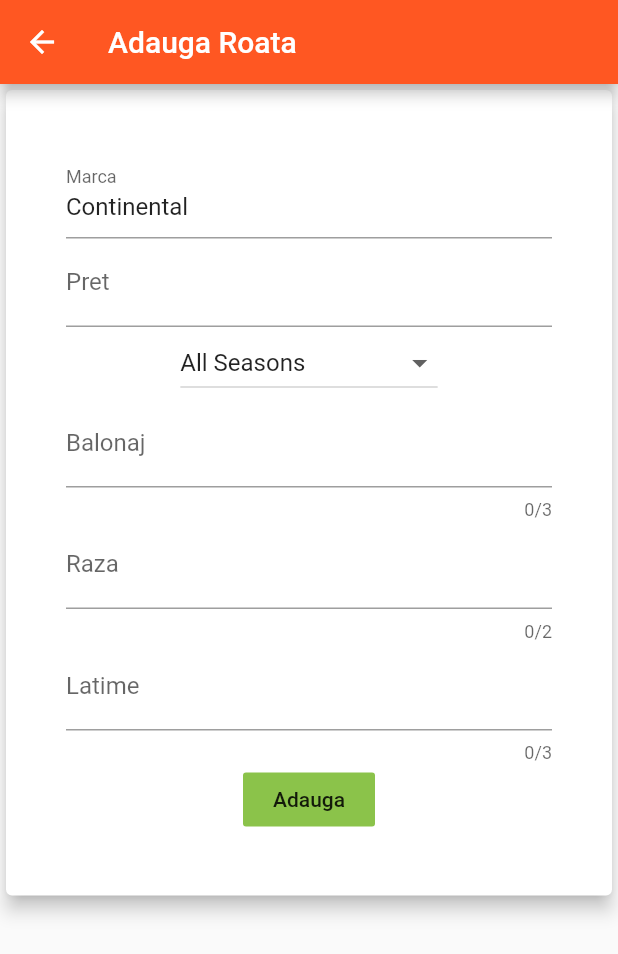
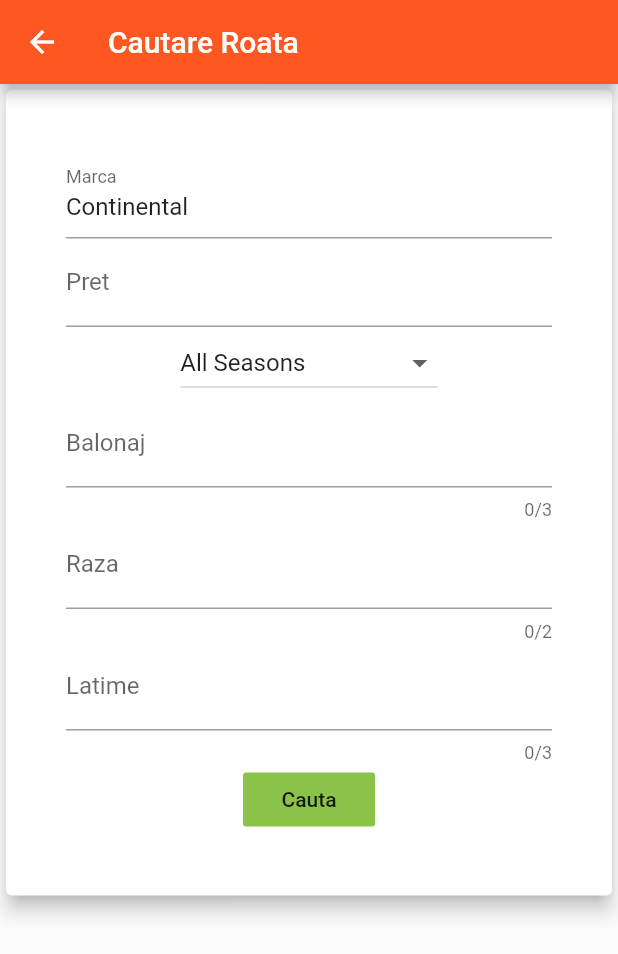
Before and after one commit to alexgligor/Flutter, a Flutter app: the screen it shows after launch, after a tap on the "add" icon, on a phone screen of 412 x 824 dp. Shown: the top 954 px of the screen. Run offline on Flutter 3.47's test engine with Material 2 defaults, Android fonts, the phone set to English and light mode, and no system bars; our stand-ins replace cloud_firestore, vibration; accounts and stored records are empty.

```diff
--- /dev/null
+++ b/VHDApp/lib/CautareRoata.dart
@@ -0,0 +1,132 @@
+import 'package:VHD/tipRoata.dart';
+import 'package:flutter/material.dart';
+import 'package:VHD/ManagerRoti.dart';
+import 'Roata.dart';
+import 'package:vibration/vibration.dart';
+
+class CautareRoataPage extends StatefulWidget {
+  @override
+  State<StatefulWidget> createState() {
+    return CautareRoata();
+  }
+}
+
+class CautareRoata extends State<CautareRoataPage> {
+  Roata _roata = new Roata(tip: TipRoata.AllSeasons, marca: "Continental");
+  @override
+  Widget build(BuildContext context) {
+    return Scaffold(
+      appBar: AppBar(
+          title: Text("Cautare Roata"), backgroundColor: Colors.deepOrange),
+      body: ListView(
+        children: <Widget>[widgetIntroducereRoata()],
+        )
+    );
+  }
+
+  List<DropdownMenuItem<String>> dropDownTipuriRoti()
+  {
+    return
+    [
+      DropdownMenuItem<String>(
+        child: Text("All Seasons"),
+        value: TipRoata.AllSeasons.toString(),
+      ),
+      DropdownMenuItem<String>(
+        child: Text("Iarna"),
+        value: TipRoata.Iarna.toString(),
+      ),
+      DropdownMenuItem<String>(
+        child: Text("Vara"),
+        value: TipRoata.Vara.toString(),
+      ),
+      DropdownMenuItem<String>(
+        child: Text("Alt Tip"),
+        value: TipRoata.Other.toString(),
+      ),
+    ];
+  }
+
+  Widget widgetIntroducereRoata() {
+    return Card(
+      elevation: 5,
+      child: Container(
+        padding: EdgeInsets.all(40),
+        child: Column(
+          mainAxisAlignment: MainAxisAlignment.center,
+          children: <Widget>[
+            TextField(
+              decoration: InputDecoration(labelText: 'Marca'),
+              controller: TextEditingController(text: _roata.marca),
+              onChanged: (val) => {_roata.marca = val},
+            ),
+            TextField(
+              decoration: InputDecoration(labelText: 'Pret'),
+              controller: TextEditingController(
+              text: _roata.pretVanzare != null ? _roata.pretVanzare.toString() : ""),
+              keyboardType: TextInputType.number,
+              onChanged: (val) => {
+                _roata.pretVanzare = int.parse(val),
+              },
+            ),
+            Container(
+              child: DropdownButton<String>(
+              value: _roata.tip.toString(),
+              items: dropDownTipuriRoti(),
+              onChanged: (String value) {
+                setState(() {
+                  _roata.tip = TipRoataHelper.getTipRoataFromString(value);
+                });
+              },
+              hint: Text(_roata.tip.toString()),
+              ),
+            ),
+
+            TextField(
+              decoration: InputDecoration(labelText: 'Balonaj'),
+              keyboardType: TextInputType.number,
+              maxLength: 3,
+              onChanged: (val) => {
+                _roata.balonaj = int.parse(val),
+              },
+            ),
+            TextField(
+              decoration: InputDecoration(labelText: 'Raza'),
+              keyboardType: TextInputType.number,
+              maxLength: 2,
+              onChanged: (val) => {
+                _roata.r = int.parse(val),
+              },
+            ),
+            TextField(
+              decoration: InputDecoration(labelText: 'Latime'),
+              keyboardType: TextInputType.number,
+              maxLength: 3,
+              onChanged: (val) => {
+                _roata.latime = int.parse(val),
+              },
+            ),
+
+            FlatButton(
+              child: Text("Cauta"),
+              color: Colors.lightGreen,
+              onPressed: () => {
+                ManagerRoti.getManagerRoti().cautaDupaTip(),
+                Navigator.of(context).pushNamed("/")
+              },
+            ),
+            // FlatButton(
+            //   child: Text("Adauga si continua adaugarea"),
+            //   color: Colors.redAccent,
+            //   onPressed: () => {
+            //     ManagerRoti.getManagerRoti().addRoata(_roata),
+            //     _roata = new Roata(marca:_roata.marca, pretVanzare: _roata.pretCumparare, r: _roata.r,
+            //     balonaj: _roata.balonaj, latime: _roata.latime, tip: _roata.tip),
+            //   },
+            // )
+          ],
+        ),
+      ),
+    );
+  }
+}
--- /dev/null
+++ b/VHDApp/lib/ManagerAplicatie.dart
@@ -0,0 +1,5 @@
+enum Pagini{
+  AdaugareRoata,
+  AfisareRoata,
+  CautareRoata
+}
--- a/VHDApp/lib/ManagerRoti.dart
+++ b/VHDApp/lib/ManagerRoti.dart
@@ -2,11 +2,23 @@ import 'package:flutter/material.dart';
 
 import "package:VHD/Roata.dart";
 import 'package:VHD/tipRoata.dart';
+import 'package:cloud_firestore/cloud_firestore.dart';
 
 class ManagerRoti {
   List<Roata> _listaRoti;
   static ManagerRoti _instance;
   Roata _roataClone;
+  Roata _roataCurenta;
+
+  void setRoataCurenta(Roata roata)
+  {
+    _roataCurenta = roata;
+  }
+
+  Roata get getRoataCurenta
+  {
+    return _roataCurenta;
+  }
 
   void setRoataClone(Roata roata)
   {
@@ -18,65 +30,20 @@ class ManagerRoti {
     _generateDummyData();
   }
 
-  _generateDummyData() {
-    for (int i = 0; i < 1; i++) {
-      _listaRoti.add(Roata(
-          pretCumparare: 145,
-          pretVanzare: 180,
-          latime: 255,
-          balonaj: 55,
-          r: 15,
-          marca: "Continental",
-          tip: TipRoata.Vara));
-      _listaRoti.add(Roata(
-          pretCumparare: 10,
-          pretVanzare: 150,
-          latime: 255,
-          balonaj: 55,
-          r: 16,
-          marca: "Ducce",
-          tip: TipRoata.Vara));
-      _listaRoti.add(Roata(
-          pretCumparare: 10,
-          pretVanzare: 150,
-          latime: 255,
-          balonaj: 55,
-          r: 17,
-          marca: "F11",
-          tip: TipRoata.Vara));
-      _listaRoti.add(Roata(
-          pretCumparare: 10,
-          pretVanzare: 150,
-          latime: 255,
-          balonaj: 55,
-          r: 19,
-          marca: "Savoe",
-          tip: TipRoata.Iarna));
-      _listaRoti.add(Roata(
-          pretCumparare: 10,
-          pretVanzare: 150,
-          latime: 255,
-          balonaj: 55,
-          r: 22,
-          marca: "Rotti",
-          tip: TipRoata.Vara));
-      _listaRoti.add(Roata(
-          pretCumparare: 10,
-          pretVanzare: 150,
-          latime: 255,
-          balonaj: 55,
-          r: 14,
-          marca: "Continental",
-          tip: TipRoata.AllSeasons));
-      _listaRoti.add(Roata(
-          pretCumparare: 10,
-          pretVanzare: 150,
-          latime: 255,
-          balonaj: 55,
-          r: 13,
-          marca: "Debica",
-          tip: TipRoata.Vara));
-    }
+  _generateDummyData() async {
+    Firestore _firestore = Firestore.instance;
+    QuerySnapshot allDocuments = await _firestore.collection('roti').getDocuments();
+    allDocuments.documents.forEach((element) {
+      print("elements");
+       _listaRoti.add(Roata(
+              //  pretCumparare: element['pretCumparare'],
+                pretVanzare: 0,
+                latime:  element['latime'],
+                balonaj: element['balonaj'],
+                r: element['r'],
+                marca: element['marca'],
+                tip: TipRoata.Vara));
+     });
   }
 
   static ManagerRoti getManagerRoti() {
@@ -84,18 +51,53 @@ class ManagerRoti {
     return _instance;
   }
 
- List<Widget> filterByFirma(String firma){
-   return _listaRoti.where((r)=>r.marca==firma).map((r){return r.widget;}).toList();
+ List<Widget> filterByFirma(String firma, BuildContext context){
+   return _listaRoti.where((r)=>r.marca==firma).map((r){return r.widget(context);}).toList();
   }
 
-  List<Widget> widgetRotiList() {
+  List<Widget> widgetRotiList(BuildContext context) {
     return _listaRoti.map((roata) {
-      return roata.widget;
+      return roata.widget(context);
     }).toList();
   }
 
   void addRoata(Roata roata)
   {
     _listaRoti.add(roata);
+    Firestore.instance.collection('roti').document().setData({
+      'iD':roata.iD.toString(),
+      'marca':roata.marca,
+      'tip':roata.tip.toString(),
+      'latime':roata.latime,
+      'balonaj':roata.balonaj,
+      'r':roata.r,
+      'pretCumparare':roata.pretCumparare.toString(),
+      'pretVanzare':roata.pretVanzare.toString(),
+      'dataIntrare':roata.dataIntrare.toString(),
+      'disponibil':true
+      });
+
+
+  }
+
+  void cautaDupaTip()
+  {
+    _listaRoti = new List();
+    Firestore.instance
+    .collection('roti')
+    .where("marca", isEqualTo: "debica")
+    .snapshots()
+    .listen((data) =>
+        data.documents.forEach((element) => {
+              _listaRoti.add(Roata(
+              //  pretCumparare: element['pretCumparare'],
+                pretVanzare: 0,
+                latime:  element['latime'],
+                balonaj: element['balonaj'],
+                r: element['r'],
+                marca: element['marca'],
+                tip: TipRoata.Vara))
+     }));
+
   }
 }
--- a/VHDApp/lib/Roata.dart
+++ b/VHDApp/lib/Roata.dart
@@ -1,10 +1,12 @@
+import 'package:VHD/ManagerRoti.dart';
+import 'package:VHD/ManagerAplicatie.dart';
 import "package:flutter/material.dart";
 import 'package:intl/intl.dart';
 
 import "./tipRoata.dart";
 
 class Roata {
-  double serialNumber;
+  int serialNumber;
   static int index;
   int iD;
   DateTime dataIntrare;
@@ -32,16 +34,22 @@ class Roata {
     if (this.disponibil == null) this.disponibil = true;
    this.iD = index;
   // index+=1;
+     serialNumber = DateTime.now().microsecondsSinceEpoch;
   }
 
-  Widget get widget {
-    return Card(
+  Widget widget(BuildContext context) {
+    return GestureDetector(
+          onTap: (){
+            ManagerRoti.getManagerRoti().setRoataCurenta(this);
+            Navigator.of(context).pushNamed("/" + Pagini.AfisareRoata.toString());
+          },
+          child: Card(
           child: Column(
         mainAxisSize: MainAxisSize.min,
         children: <Widget>[
          ListTile(
               leading: Icon(Icons.album, size: 40),
-           title: Text('$marca $pretVanzare RONXX'),
+             title: Text('$marca $pretVanzare RON  $serialNumber' ),
              subtitle: Row(mainAxisSize: MainAxisSize.min, children: <Widget>[
                Padding(
                   padding: EdgeInsets.all(4.0),
@@ -60,6 +68,7 @@ class Roata {
                 )
               ])),
         ],
-    ));
+      )),
+    );
   }
 }
--- a/VHDApp/lib/main.dart
+++ b/VHDApp/lib/main.dart
@@ -1,6 +1,9 @@
 import 'package:flutter/material.dart';
 import 'package:VHD/ManagerRoti.dart';
 import 'package:VHD/AdaugareRoata.dart';
+import 'package:VHD/AfisareRoata.dart';
+import 'package:VHD/CautareRoata.dart';
+import 'package:VHD/ManagerAplicatie.dart';
 
 void main() {
   runApp(MaterialApp(
@@ -8,7 +11,9 @@ void main() {
     initialRoute: "/",
     routes: <String, WidgetBuilder>{
       "/": (BuildContext context) => new MyApp(),
-      "/AdaugareRoataPage": (BuildContext context) => new AdaugareRoataPage()
+      "/" + Pagini.AdaugareRoata.toString() : (BuildContext context) => new AdaugareRoataPage(),
+      "/" + Pagini.AfisareRoata.toString() : (BuildContext context) => new AfisareRoataPage(),
+      "/" + Pagini.CautareRoata.toString() : (BuildContext context) => new CautareRoataPage()
     },
   ));
 }
@@ -33,14 +38,15 @@ class ListareRotiMyAppState extends State<MyApp> {
         body: ListView(
           padding: EdgeInsets.all(2),
           children: ManagerRoti.getManagerRoti()
-              .widgetRotiList(), //<Widget>[ TextField(decoration: InputDecoration(labelText: 'Test'))],
+              .widgetRotiList(context), //<Widget>[ TextField(decoration: InputDecoration(labelText: 'Test'))],
         ),
         floatingActionButtonLocation: FloatingActionButtonLocation.endTop,
         floatingActionButton: FloatingActionButton(
           backgroundColor: Colors.pink,
           child: Icon(Icons.add),
           onPressed: () {
-            Navigator.of(context).pushNamed("/AdaugareRoataPage");
+           // Navigator.of(context).pushNamed("/" + Pagini.AdaugareRoata.toString());
+           Navigator.of(context).pushNamed("/" + Pagini.CautareRoata.toString());
           },
         ),
       ),
--- a/VHDApp/pubspec.yaml
+++ b/VHDApp/pubspec.yaml
@@ -14,9 +14,10 @@ description: A new Flutter project.
 version: 1.0.0+1
 
 environment:
-  sdk: ">=2.1.0 <3.0.0"
+  sdk: ">=2.1.0 <5.0.0"
 
 dependencies:
+  cloud_firestore:
   flutter:
     sdk: flutter
 
```
Also changed, not shown: VHDApp/lib/AfisareRoata.dart (added, +58 -0 lines), VHDApp/pubspec.lock, 8 other files. Lines whose indentation alone changed are shown as unchanged.
